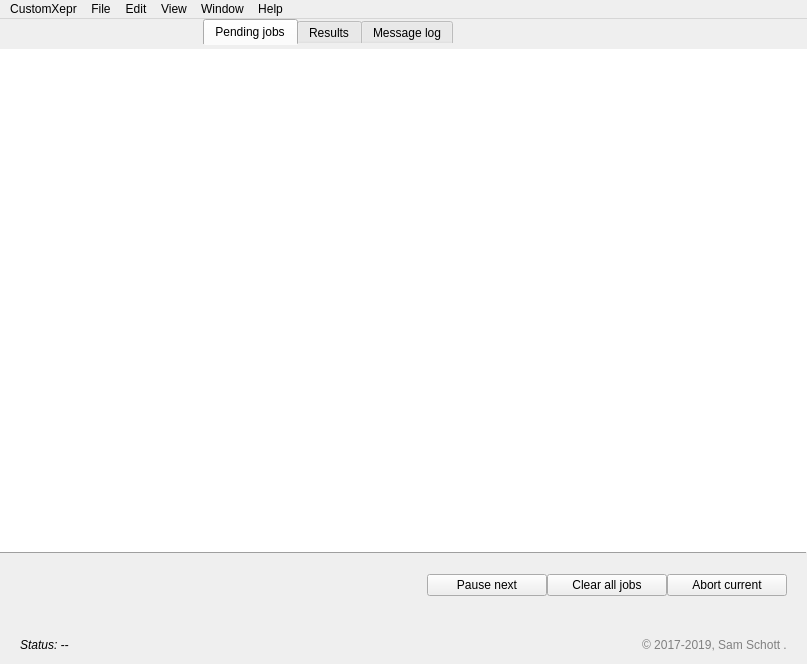
Qt form customxepr/gui/manager_window_macos.ui (OE-FET/customxepr) before a commit.
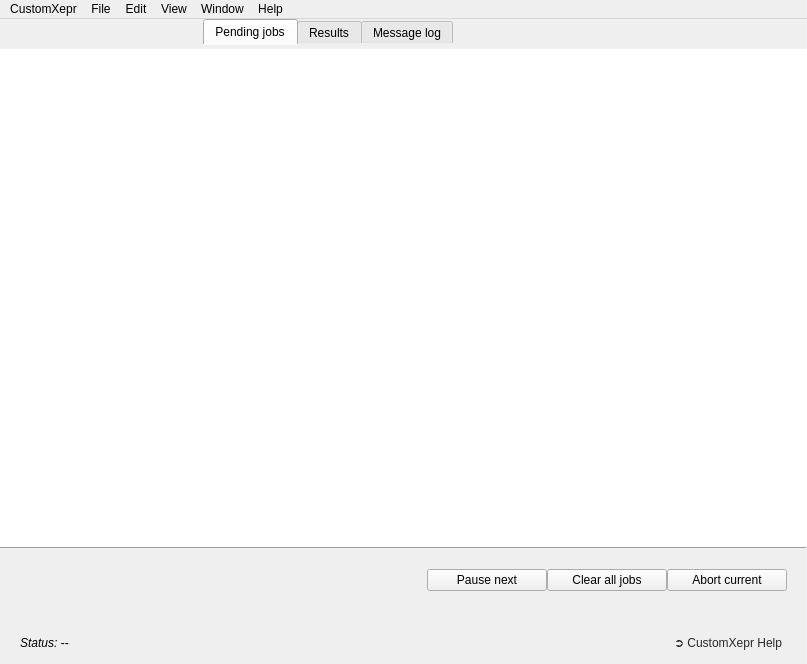
The same form after that commit.

Commit message: replaced copy right text with help button

What changed in the file:
```diff
--- a/customxepr/gui/manager_window_macos.ui
+++ b/customxepr/gui/manager_window_macos.ui
@@ -113,12 +113,30 @@
        </widget>
       </item>
       <item row="0" column="1" alignment="Qt::AlignRight">
-       <widget class="QLabel" name="labelCopyRight">
+       <widget class="QPushButton" name="helpButton">
         <property name="styleSheet">
-         <string notr="true">color: grey</string>
+         <string notr="true">QPushButton{
+	border-width: 2px;
+	border-style: rgba(0, 0, 0, 0);
+	border-radius: 10px;
+	background:  rgba(0, 0, 0, 0);
+	color: rgb(40, 40, 40);
+	padding-right: 3px;
+	padding-left: 3px;
+}
+
+QPushButton::hover{
+    border-width: 2px;
+    border-style: rgb(159, 157, 160);
+    border-radius: 10px;
+	background: rgb(159, 157, 160);
+	color: rgb(255, 255, 255);
+	padding-right: 3px;
+	padding-left: 3px;
+}</string>
         </property>
         <property name="text">
-         <string>© 2017-2019, Sam Schott &lt;ss2151@cam.ac.uk&gt;.</string>
+         <string>➲ CustomXepr Help</string>
         </property>
        </widget>
       </item>
```
Left out of the diff: 136 changed lines with no effect on the pictures. The commit also changes 2 other files.
